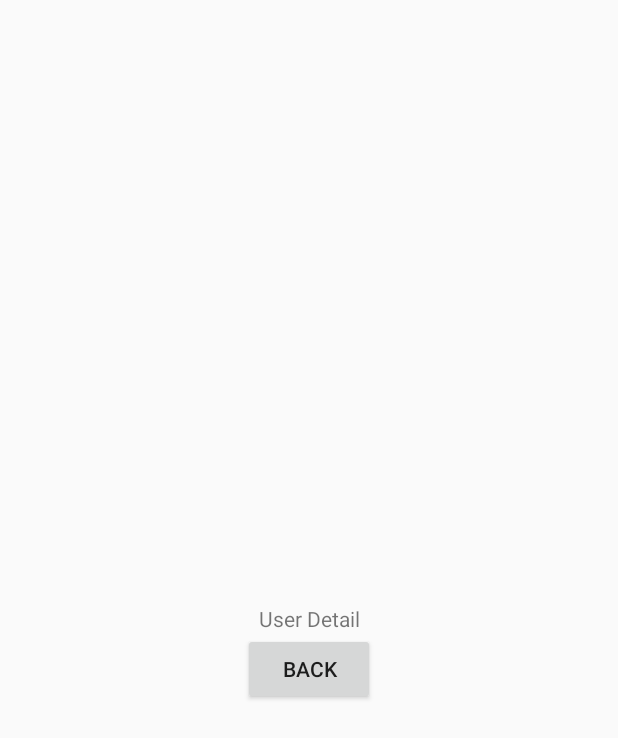
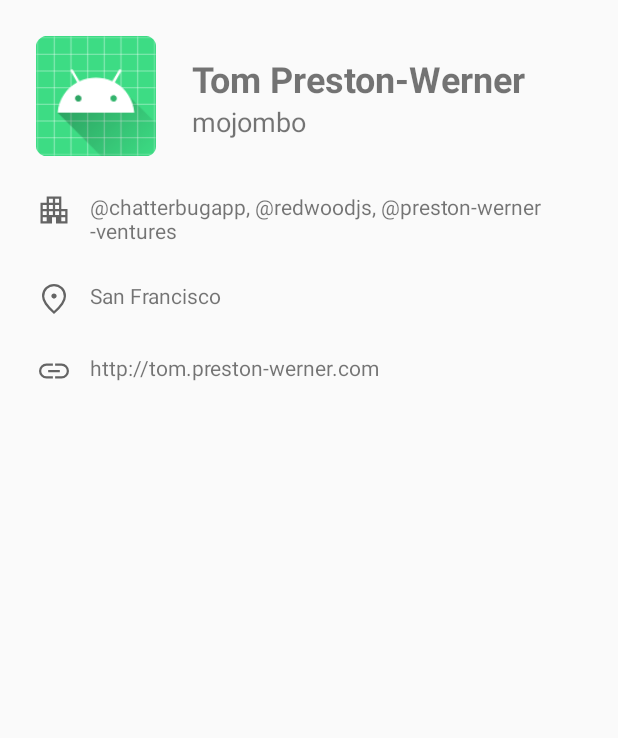
Before and after one commit to sonworks/list-users-sample-android, an Android app: the layout fragment_user_detail.xml on its own in the app's theme, with its tools: preview values and no code run, on a phone screen of 412 x 824 dp. Shown: the top 738 px of the screen. Run offline under Robolectric (Android 15) with nearby library versions, the phone set to English and light mode, and no system bars.

Commit message:
Add detail layout

```diff
--- /dev/null
+++ b/app/src/main/res/drawable/apartment.xml
@@ -0,0 +1,10 @@
+<vector xmlns:android="http://schemas.android.com/apk/res/android"
+    android:width="48dp"
+    android:height="48dp"
+    android:viewportWidth="960"
+    android:viewportHeight="960"
+    android:tint="?attr/colorControlNormal">
+  <path
+      android:fillColor="@android:color/white"
+      android:pathData="M120,840L120,285L285,285L285,120L675,120L675,450L840,450L840,840L533,840L533,675L427,675L427,840L120,840ZM180,780L285,780L285,675L180,675L180,780ZM180,615L285,615L285,510L180,510L180,615ZM180,450L285,450L285,345L180,345L180,450ZM345,615L450,615L450,510L345,510L345,615ZM345,450L450,450L450,345L345,345L345,450ZM345,285L450,285L450,180L345,180L345,285ZM510,615L615,615L615,510L510,510L510,615ZM510,450L615,450L615,345L510,345L510,450ZM510,285L615,285L615,180L510,180L510,285ZM675,780L780,780L780,675L675,675L675,780ZM675,615L780,615L780,510L675,510L675,615Z"/>
+</vector>
--- /dev/null
+++ b/app/src/main/res/drawable/link.xml
@@ -0,0 +1,10 @@
+<vector xmlns:android="http://schemas.android.com/apk/res/android"
+    android:width="48dp"
+    android:height="48dp"
+    android:viewportWidth="960"
+    android:viewportHeight="960"
+    android:tint="?attr/colorControlNormal">
+  <path
+      android:fillColor="@android:color/white"
+      android:pathData="M450,680L280,680Q197,680 138.5,621.5Q80,563 80,480Q80,397 138.5,338.5Q197,280 280,280L450,280L450,340L280,340Q221.67,340 180.83,380.77Q140,421.53 140,479.77Q140,538 180.83,579Q221.67,620 280,620L450,620L450,680ZM325,510L325,450L635,450L635,510L325,510ZM510,680L510,620L680,620Q738.33,620 779.17,579.23Q820,538.47 820,480.23Q820,422 779.17,381Q738.33,340 680,340L510,340L510,280L680,280Q763,280 821.5,338.5Q880,397 880,480Q880,563 821.5,621.5Q763,680 680,680L510,680Z"/>
+</vector>
--- /dev/null
+++ b/app/src/main/res/drawable/location_on.xml
@@ -0,0 +1,10 @@
+<vector xmlns:android="http://schemas.android.com/apk/res/android"
+    android:width="48dp"
+    android:height="48dp"
+    android:viewportWidth="960"
+    android:viewportHeight="960"
+    android:tint="?attr/colorControlNormal">
+  <path
+      android:fillColor="@android:color/white"
+      android:pathData="M480.09,470Q509,470 529.5,449.41Q550,428.82 550,399.91Q550,371 529.41,350.5Q508.82,330 479.91,330Q451,330 430.5,350.59Q410,371.18 410,400.09Q410,429 430.59,449.5Q451.18,470 480.09,470ZM480,801Q613,680 676.5,581.5Q740,483 740,408Q740,290.21 664.71,215.11Q589.42,140 480,140Q370.58,140 295.29,215.11Q220,290.21 220,408Q220,483 285,581.5Q350,680 480,801ZM480,880Q319,743 239.5,625.5Q160,508 160,408Q160,258 256.5,169Q353,80 480,80Q607,80 703.5,169Q800,258 800,408Q800,508 720.5,625.5Q641,743 480,880ZM480,408Q480,408 480,408Q480,408 480,408Q480,408 480,408Q480,408 480,408Q480,408 480,408Q480,408 480,408Q480,408 480,408Q480,408 480,408Z"/>
+</vector>
--- a/app/src/main/res/layout/fragment_user_detail.xml
+++ b/app/src/main/res/layout/fragment_user_detail.xml
@@ -6,22 +6,143 @@
     android:layout_height="match_parent"
     tools:context=".UserListFragment">
 
-    <TextView
-        android:id="@+id/detail_text_view"
-        android:layout_width="wrap_content"
-        android:layout_height="wrap_content"
-        android:text="User Detail"
+    <androidx.constraintlayout.widget.Guideline
+        android:id="@+id/begin_guideline"
+        android:layout_width="1dp"
+        android:layout_height="0dp"
+        android:orientation="vertical"
         app:layout_constraintBottom_toBottomOf="parent"
-        app:layout_constraintEnd_toEndOf="parent"
+        app:layout_constraintGuide_begin="24dp"
         app:layout_constraintStart_toStartOf="parent"
         app:layout_constraintTop_toTopOf="parent" />
 
-    <Button
-        android:id="@+id/back_button"
-        android:layout_width="wrap_content"
+    <androidx.constraintlayout.widget.Guideline
+        android:id="@+id/end_guideline"
+        android:layout_width="1dp"
+        android:layout_height="0dp"
+        android:orientation="vertical"
+        app:layout_constraintBottom_toBottomOf="parent"
+        app:layout_constraintEnd_toEndOf="parent"
+        app:layout_constraintGuide_end="24dp"
+        app:layout_constraintTop_toTopOf="parent" />
+
+    <ImageView
+        android:id="@+id/user_image_view"
+        android:layout_width="80dp"
+        android:layout_height="80dp"
+        android:layout_marginTop="24dp"
+        app:layout_constraintStart_toStartOf="@id/begin_guideline"
+        app:layout_constraintTop_toTopOf="parent"
+        tools:ignore="ContentDescription"
+        tools:src="@mipmap/ic_launcher" />
+
+    <TextView
+        android:id="@+id/user_name_text_view"
+        android:layout_width="0dp"
         android:layout_height="wrap_content"
-        android:text="BACK"
-        app:layout_constraintEnd_toEndOf="parent"
-        app:layout_constraintStart_toStartOf="parent"
-        app:layout_constraintTop_toBottomOf="@id/detail_text_view" />
+        android:layout_marginStart="24dp"
+        android:layout_marginTop="12dp"
+        android:textSize="24sp"
+        android:textStyle="bold"
+        app:layout_constraintEnd_toEndOf="@id/end_guideline"
+        app:layout_constraintStart_toEndOf="@id/user_image_view"
+        app:layout_constraintTop_toTopOf="@id/user_image_view"
+        tools:text="Tom Preston-Werner" />
+
+    <TextView
+        android:id="@+id/login_id_text_view"
+        android:layout_width="0dp"
+        android:layout_height="wrap_content"
+        android:textSize="18sp"
+        app:layout_constraintEnd_toEndOf="@id/end_guideline"
+        app:layout_constraintStart_toStartOf="@id/user_name_text_view"
+        app:layout_constraintTop_toBottomOf="@id/user_name_text_view"
+        tools:text="mojombo" />
+
+    <androidx.constraintlayout.widget.ConstraintLayout
+        android:id="@+id/company_layout"
+        android:layout_width="0dp"
+        android:layout_height="wrap_content"
+        android:layout_marginTop="24dp"
+        app:layout_constraintEnd_toEndOf="@id/end_guideline"
+        app:layout_constraintStart_toStartOf="@id/begin_guideline"
+        app:layout_constraintTop_toBottomOf="@id/user_image_view">
+
+        <ImageView
+            android:id="@+id/company_image_view"
+            android:layout_width="24dp"
+            android:layout_height="24dp"
+            android:src="@drawable/apartment"
+            app:layout_constraintStart_toStartOf="parent"
+            app:layout_constraintTop_toTopOf="parent"
+            tools:ignore="ContentDescription" />
+
+        <TextView
+            android:id="@+id/company_text_view"
+            android:layout_width="0dp"
+            android:layout_height="wrap_content"
+            android:layout_marginStart="12dp"
+            app:layout_constraintEnd_toEndOf="parent"
+            app:layout_constraintStart_toEndOf="@id/company_image_view"
+            app:layout_constraintTop_toTopOf="parent"
+            tools:text="\@chatterbugapp, \@redwoodjs, \@preston-werner-ventures" />
+    </androidx.constraintlayout.widget.ConstraintLayout>
+
+    <androidx.constraintlayout.widget.ConstraintLayout
+        android:id="@+id/location_layout"
+        android:layout_width="0dp"
+        android:layout_height="wrap_content"
+        android:layout_marginTop="24dp"
+        app:layout_constraintEnd_toEndOf="@id/end_guideline"
+        app:layout_constraintStart_toStartOf="@id/begin_guideline"
+        app:layout_constraintTop_toBottomOf="@id/company_layout">
+
+        <ImageView
+            android:id="@+id/location_image_view"
+            android:layout_width="24dp"
+            android:layout_height="24dp"
+            android:src="@drawable/location_on"
+            app:layout_constraintStart_toStartOf="parent"
+            app:layout_constraintTop_toTopOf="parent"
+            tools:ignore="ContentDescription" />
+
+        <TextView
+            android:id="@+id/location_text_view"
+            android:layout_width="0dp"
+            android:layout_height="wrap_content"
+            android:layout_marginStart="12dp"
+            app:layout_constraintEnd_toEndOf="parent"
+            app:layout_constraintStart_toEndOf="@id/location_image_view"
+            app:layout_constraintTop_toTopOf="parent"
+            tools:text="San Francisco" />
+    </androidx.constraintlayout.widget.ConstraintLayout>
+
+    <androidx.constraintlayout.widget.ConstraintLayout
+        android:id="@+id/link_layout"
+        android:layout_width="0dp"
+        android:layout_height="wrap_content"
+        android:layout_marginTop="24dp"
+        app:layout_constraintEnd_toEndOf="@id/end_guideline"
+        app:layout_constraintStart_toStartOf="@id/begin_guideline"
+        app:layout_constraintTop_toBottomOf="@id/location_layout">
+
+        <ImageView
+            android:id="@+id/link_image_view"
+            android:layout_width="24dp"
+            android:layout_height="24dp"
+            android:src="@drawable/link"
+            app:layout_constraintStart_toStartOf="parent"
+            app:layout_constraintTop_toTopOf="parent"
+            tools:ignore="ContentDescription" />
+
+        <TextView
+            android:id="@+id/link_text_view"
+            android:layout_width="0dp"
+            android:layout_height="wrap_content"
+            android:layout_marginStart="12dp"
+            app:layout_constraintEnd_toEndOf="parent"
+            app:layout_constraintStart_toEndOf="@id/link_image_view"
+            app:layout_constraintTop_toTopOf="parent"
+            tools:text="http://tom.preston-werner.com" />
+    </androidx.constraintlayout.widget.ConstraintLayout>
 </androidx.constraintlayout.widget.ConstraintLayout>
```
